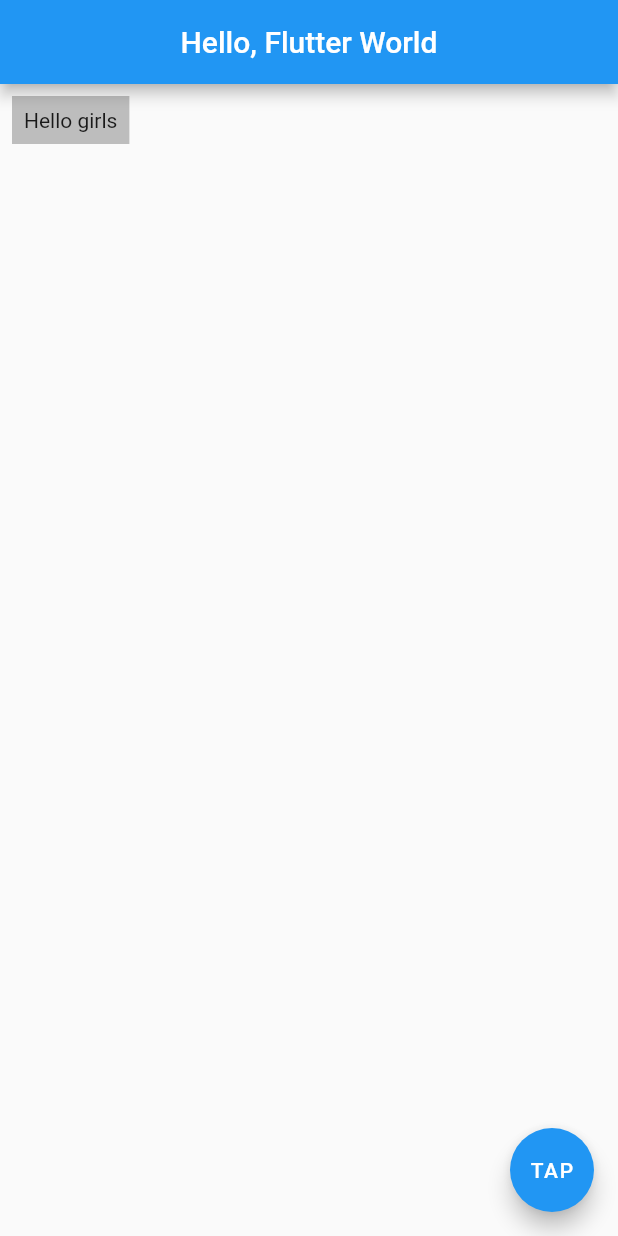
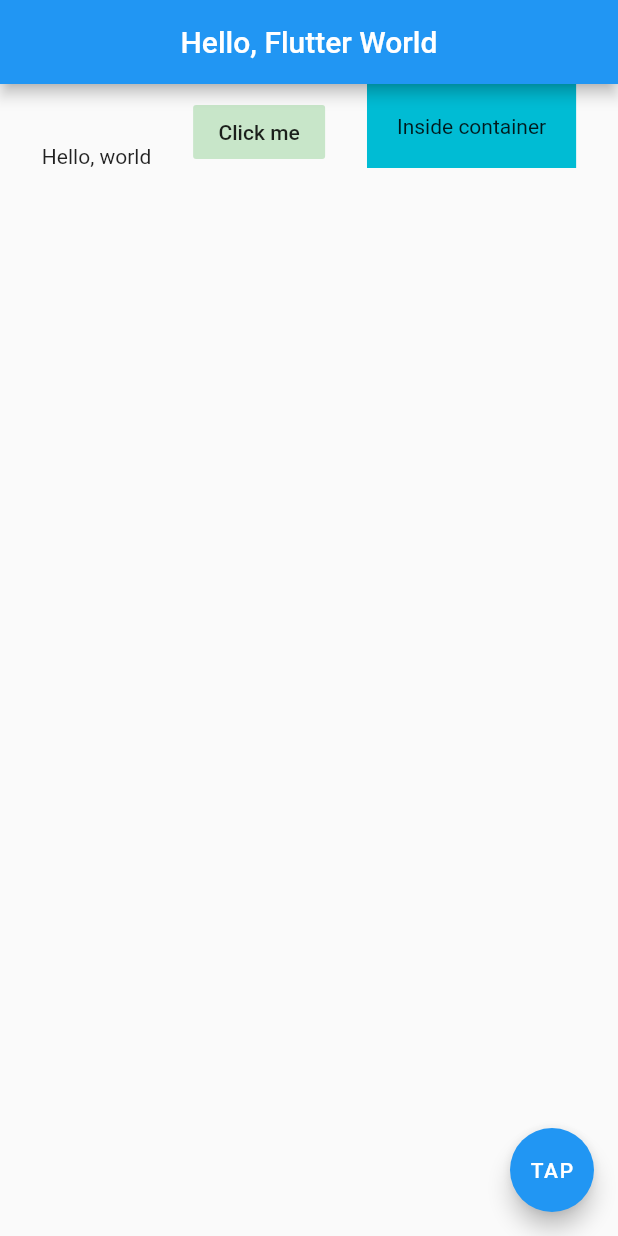
Before and after one commit to casa98/Flutter-Intro, a Flutter app: the screen it shows after launch, on a phone screen of 412 x 824 dp. Run offline on Flutter 3.47's test engine with Material 2 defaults, Android fonts, the phone set to English and light mode, and no system bars.

Commit message:
Working with Rows

```diff
--- a/lib/main.dart
+++ b/lib/main.dart
@@ -17,16 +17,22 @@ class MyApp extends StatelessWidget {
           ),
           centerTitle: true,
         ),
-        body: Container(
-          // This makes Container to take full width and height
-          //width: double.infinity,
-          //height: double.infinity,
-          padding: EdgeInsets.all(8),
-          margin: EdgeInsets.all(8),
-          color: Colors.grey[400],
-          child: Text(
-            'Hello girls',
-          ),
+        body: Row(
+          mainAxisAlignment: MainAxisAlignment.spaceEvenly,
+          crossAxisAlignment: CrossAxisAlignment.end,
+          children: [
+            Text('Hello, world'),
+            FlatButton(
+              onPressed: () {},
+              color: Colors.green[100],
+              child: Text('Click me'),
+            ),
+            Container(
+              color: Colors.cyan,
+              padding: EdgeInsets.all(20),
+              child: Text('Inside container'),
+            ),
+          ],
         ),
         floatingActionButton: FloatingActionButton(
           onPressed: () {},
```
